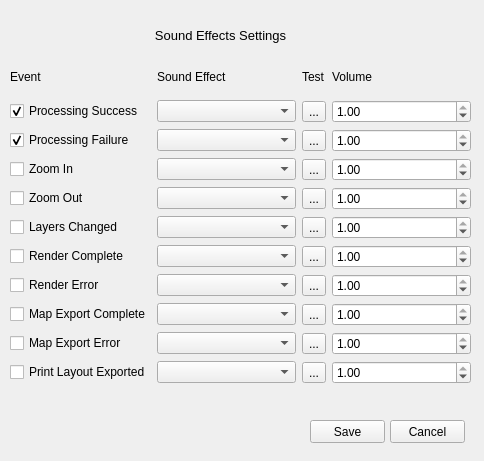
The window that qgs_sound_effects_configuration_dialog.ui (bogind/qgs_sound_effects) describes before a commit, drawn with Qt 5.
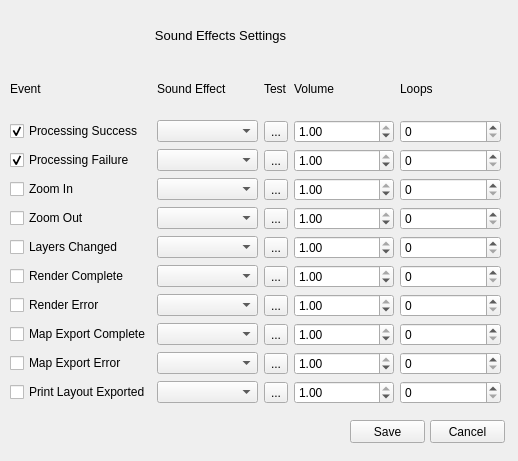
The same window after the commit. Icons and pictures are not drawn.

Commit message: added looping option to event sound effects

```diff
--- a/qgs_sound_effects_configuration_dialog.ui
+++ b/qgs_sound_effects_configuration_dialog.ui
@@ -9,7 +9,7 @@
    <rect>
     <x>0</x>
     <y>0</y>
-    <width>484</width>
+    <width>518</width>
     <height>461</height>
    </rect>
   </property>
@@ -50,7 +50,7 @@
   <widget class="QPushButton" name="saveSettingsButton">
    <property name="geometry">
     <rect>
-     <x>310</x>
+     <x>350</x>
      <y>420</y>
      <width>75</width>
      <height>23</height>
@@ -63,7 +63,7 @@
   <widget class="QPushButton" name="cancelChangesButton">
    <property name="geometry">
     <rect>
-     <x>390</x>
+     <x>430</x>
      <y>420</y>
      <width>75</width>
      <height>23</height>
@@ -77,9 +77,9 @@
    <property name="geometry">
     <rect>
      <x>10</x>
-     <y>60</y>
-     <width>461</width>
-     <height>324</height>
+     <y>63</y>
+     <width>491</width>
+     <height>341</height>
     </rect>
    </property>
    <layout class="QGridLayout" name="eventsGrid">
@@ -484,6 +484,49 @@
       </property>
      </widget>
     </item>
+    <item row="1" column="5">
+     <widget class="QSpinBox" name="processingSuccessLoopSpinbox"/>
+    </item>
+    <item row="0" column="5">
+     <widget class="QLabel" name="loopsTitle">
+      <property name="toolTip">
+       <string>0 or 1 means the sound will be played only once</string>
+      </property>
+      <property name="whatsThis">
+       <string>0 or 1 means the sound will be played only once</string>
+      </property>
+      <property name="text">
+       <string>Loops</string>
+      </property>
+     </widget>
+    </item>
+    <item row="2" column="5">
+     <widget class="QSpinBox" name="processingFailureLoopSpinbox"/>
+    </item>
+    <item row="3" column="5">
+     <widget class="QSpinBox" name="zoomInLoopSpinbox"/>
+    </item>
+    <item row="4" column="5">
+     <widget class="QSpinBox" name="zoomOutLoopSpinbox"/>
+    </item>
+    <item row="5" column="5">
+     <widget class="QSpinBox" name="layersChangedLoopSpinbox"/>
+    </item>
+    <item row="6" column="5">
+     <widget class="QSpinBox" name="renderCompleteLoopSpinbox"/>
+    </item>
+    <item row="7" column="5">
+     <widget class="QSpinBox" name="renderErrorOccurredLoopSpinbox"/>
+    </item>
+    <item row="8" column="5">
+     <widget class="QSpinBox" name="mapExportCompleteLoopSpinbox"/>
+    </item>
+    <item row="9" column="5">
+     <widget class="QSpinBox" name="mapExportErrorLoopSpinbox"/>
+    </item>
+    <item row="10" column="5">
+     <widget class="QSpinBox" name="printLayoutExportSuccessLoopSpinbox"/>
+    </item>
    </layout>
   </widget>
  </widget>
```
Left out of the diff: 6 changed lines with no effect on the pictures. The commit also changes 1 other file.
